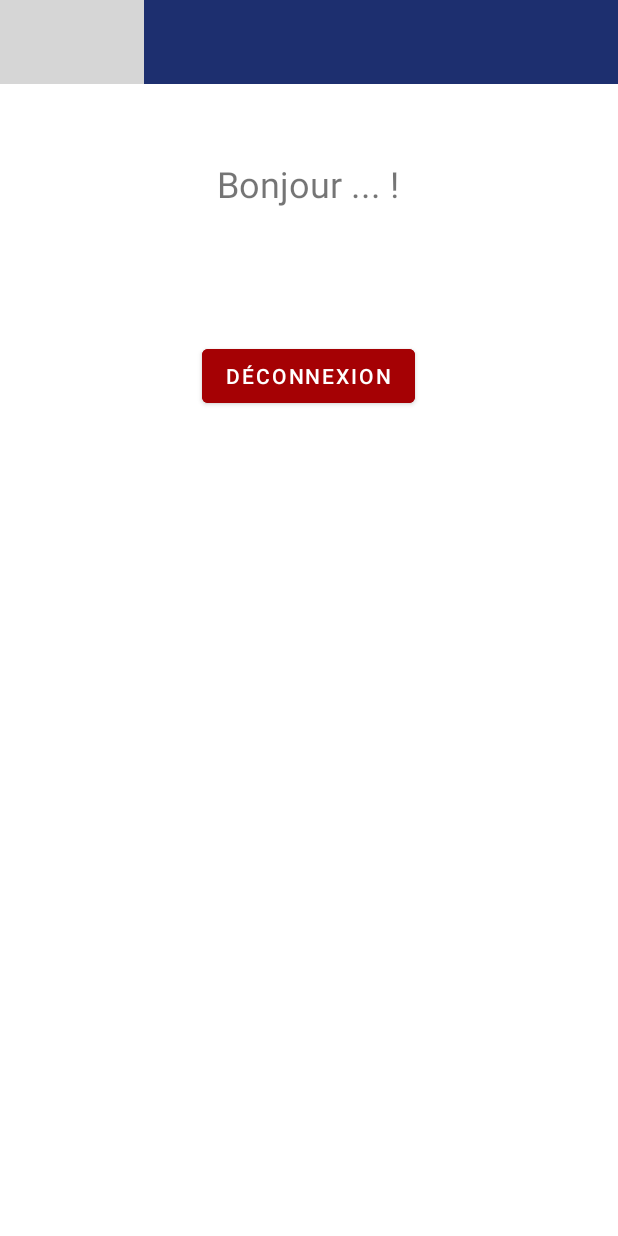
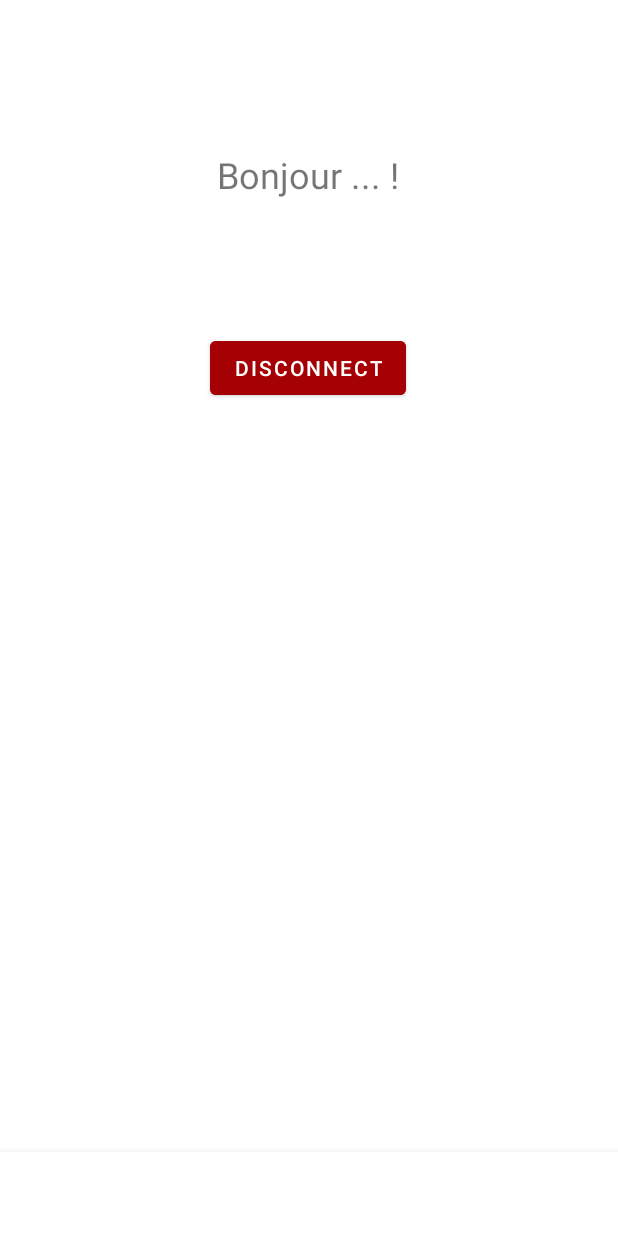
Before and after one commit to Al3xell/LeaderBoard_Android, an Android app: the screen it shows after launch once a user with an empty profile is signed in (MainActivity), on a phone screen of 412 x 824 dp. Run offline under Robolectric (Android 15) with nearby library versions, the phone set to English and light mode, and no system bars; our stand-ins replace Firebase (no records; nobody signed in at launch, a user with empty details on screens opened directly); grey boxes are pictures that could not be loaded.

Commit message:
Translate all

```diff
--- a/app/src/main/res/layout/activity_firebase_ui.xml
+++ b/app/src/main/res/layout/activity_firebase_ui.xml
@@ -7,7 +7,7 @@
     tools:context=".FirebaseUI">
 
   <ImageView
-      android:id="@+id/Logo"
+      android:id="@+id/logoImageFirebase"
       android:layout_width="120dp"
       android:layout_height="120dp"
       android:layout_marginTop="@dimen/topLogo"
@@ -31,7 +31,7 @@
       app:layout_constraintEnd_toEndOf="@+id/signInEmail"
       app:layout_constraintHorizontal_bias="0.497"
       app:layout_constraintStart_toStartOf="@+id/signInEmail"
-      app:layout_constraintTop_toBottomOf="@+id/Logo"
+      app:layout_constraintTop_toBottomOf="@+id/logoImageFirebase"
       app:layout_constraintVertical_bias="0.47000003"
       tools:ignore="RtlHardcoded" />
 
@@ -45,7 +45,7 @@
       app:layout_constraintBottom_toTopOf="@+id/signInGoogle"
       app:layout_constraintEnd_toEndOf="parent"
       app:layout_constraintStart_toStartOf="parent"
-      app:layout_constraintTop_toBottomOf="@+id/Logo"
+      app:layout_constraintTop_toBottomOf="@+id/logoImageFirebase"
       app:layout_constraintVertical_bias="1.0" />
 
 </androidx.constraintlayout.widget.ConstraintLayout>
--- a/app/src/main/res/layout/activity_main.xml
+++ b/app/src/main/res/layout/activity_main.xml
@@ -11,20 +11,20 @@
         android:id="@+id/welcomeMessage"
         android:layout_width="wrap_content"
         android:layout_height="wrap_content"
-        android:layout_marginTop="@dimen/half100"
+        android:layout_marginTop="@dimen/topLogo"
         android:text="Bonjour ... !"
         android:textSize="24sp"
         app:layout_constraintEnd_toEndOf="parent"
         app:layout_constraintHorizontal_bias="0.498"
         app:layout_constraintStart_toStartOf="parent"
-        app:layout_constraintTop_toBottomOf="@+id/toolbar" />
+        app:layout_constraintTop_toTopOf="parent" />
 
     <Button
         android:id="@+id/btnDisconnect"
         android:layout_width="wrap_content"
         android:layout_height="wrap_content"
         android:backgroundTint="@color/alert"
-        android:text="Déconnexion"
+        android:text="@string/disconnect"
         app:layout_constraintBottom_toBottomOf="parent"
         app:layout_constraintEnd_toEndOf="parent"
         app:layout_constraintHorizontal_bias="0.498"
@@ -44,18 +44,13 @@
         app:layout_constraintStart_toStartOf="parent"
         app:layout_constraintTop_toBottomOf="@+id/welcomeMessage" />
 
-    <androidx.appcompat.widget.Toolbar
-        android:id="@+id/toolbar"
-        android:layout_width="0dp"
-        android:layout_height="wrap_content"
-        android:background="@color/primary"
-        android:minHeight="?attr/actionBarSize"
-        android:nestedScrollingEnabled="false"
-        android:theme="?attr/actionBarTheme"
+    <com.google.android.material.bottomnavigation.BottomNavigationView
+        android:id="@+id/bottomNav"
+        app:layout_constraintBottom_toBottomOf="parent"
         app:layout_constraintEnd_toEndOf="parent"
         app:layout_constraintStart_toStartOf="parent"
-        app:layout_constraintTop_toTopOf="parent"
-        app:navigationIcon="@drawable/fui_ic_anonymous_white_24dp" />
+        android:layout_width="0dp"
+        android:layout_height="wrap_content"/>
 
 
 </androidx.constraintlayout.widget.ConstraintLayout>
--- a/app/src/main/res/values-night/dimens.xml
+++ /dev/null
@@ -1,5 +0,0 @@
-<?xml version="1.0" encoding="utf-8"?>
-<resources>
-    <dimen name="topLogin">200sp</dimen>
-    <dimen name="topLogo">100sp</dimen>
-</resources>
--- a/app/src/main/res/values/colors.xml
+++ b/app/src/main/res/values/colors.xml
@@ -5,6 +5,5 @@
     <color name="dark">#131200</color>
     <color name="secondary">#FCBA04</color>
     <color name="alert">#A50104</color>
-    <color name="chargement">#FF2D2D</color>
 
 </resources>
--- a/app/src/main/res/values/dimens.xml
+++ b/app/src/main/res/values/dimens.xml
@@ -1,6 +1,4 @@
 <?xml version="1.0" encoding="utf-8"?>
 <resources>
-    <dimen name="topLogin">200sp</dimen>
-    <dimen name="topLogo">100sp</dimen>
-    <dimen name="half100">50sp</dimen>
+    <dimen name="topLogo">100dp</dimen>
 </resources>
```
Also changed, not shown: app/src/main/res/layout/activity_login.xml (+17 -10 lines), app/src/main/res/layout/activity_register.xml (+30 -16 lines), app/src/main/res/values/strings.xml (+15 -3 lines), app/src/main/res/values/valeur.xml (deleted, +0 -9 lines), 1 other file.
